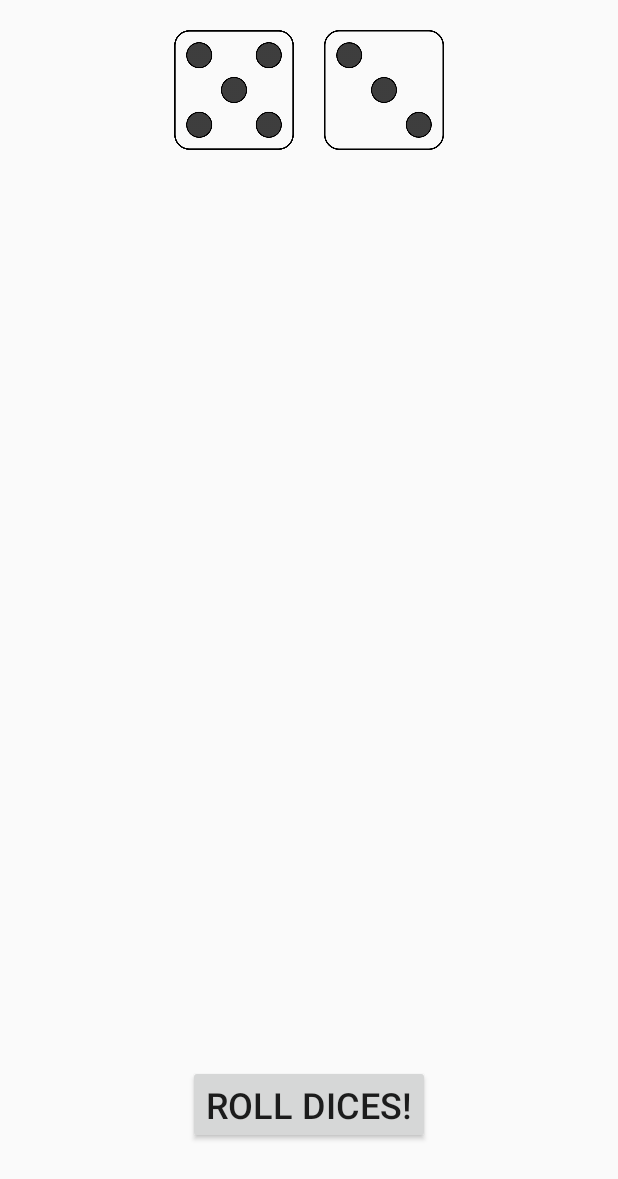
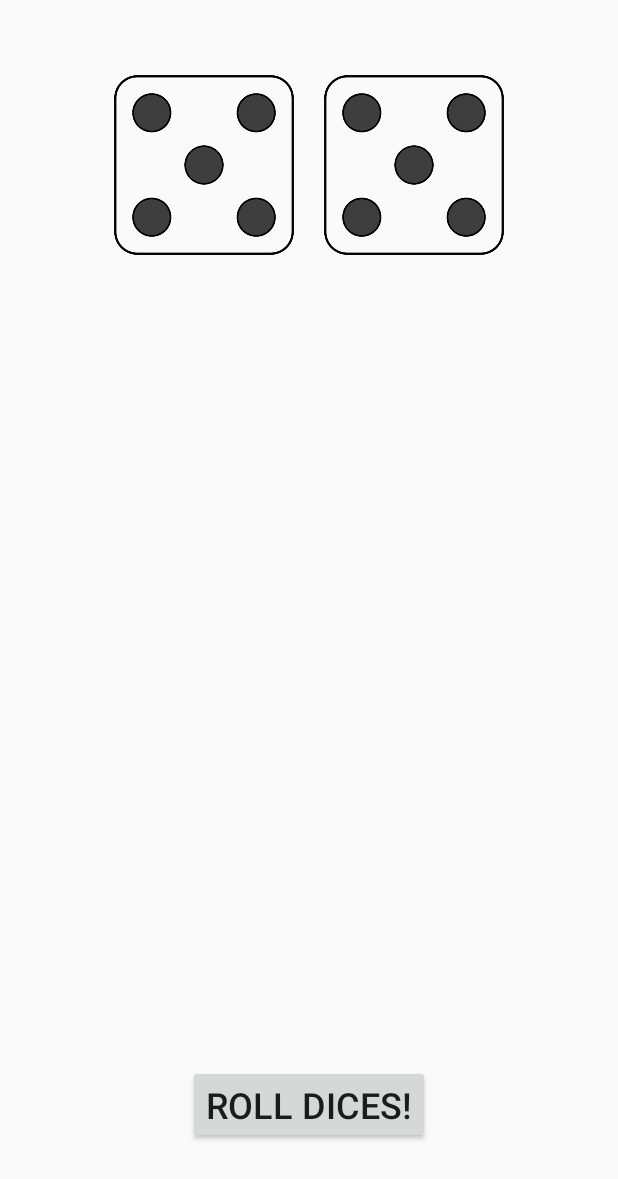
Before and after one commit to Yuki44/DiceCupApp, an Android app: the screen it shows after launch (MainActivity), after a tap on "ROLL DICES!", on a phone screen of 412 x 824 dp. Shown: the top 1179 px of the screen. Run offline under Robolectric (Android 15) with nearby library versions, the phone set to English and light mode, and no system bars.

Commit message:
2 dices logic by ole and portrait mode

```diff
--- a/app/src/main/AndroidManifest.xml
+++ b/app/src/main/AndroidManifest.xml
@@ -3,6 +3,7 @@
     package="com.easv.yuki.dicecupapp">
 
     <uses-permission android:name="android.permission.VIBRATE" />
+
     <application
         android:allowBackup="true"
         android:icon="@mipmap/ic_launcher"
@@ -13,13 +14,15 @@
         <activity
             android:name=".MainActivity"
             android:launchMode="singleTask"
-            android:noHistory="false">
+            android:noHistory="false"
+            android:screenOrientation="portrait">
             <intent-filter>
                 <action android:name="android.intent.action.MAIN" />
 
                 <category android:name="android.intent.category.LAUNCHER" />
             </intent-filter>
         </activity>
+        <activity android:name=".HistoryActivity"></activity>
     </application>
 
 </manifest>
--- /dev/null
+++ b/app/src/main/java/com/easv/yuki/dicecupapp/BERoll.java
@@ -0,0 +1,18 @@
+package com.easv.yuki.dicecupapp;
+
+import java.util.Date;
+
+/**
+ * Created by yuki on 28/02/2018.
+ */
+
+public class BERoll {
+
+    Date mTime;
+    int[] mEyes;
+
+    public BERoll(Date t, int[] e) {
+        mTime = t;
+        mEyes = e;
+    }
+}
--- a/app/src/main/java/com/easv/yuki/dicecupapp/MainActivity.java
+++ b/app/src/main/java/com/easv/yuki/dicecupapp/MainActivity.java
@@ -5,24 +5,25 @@ import android.os.Bundle;
 import android.os.Vibrator;
 import android.support.annotation.NonNull;
 import android.support.v7.app.AppCompatActivity;
-import android.util.Log;
 import android.view.View;
 import android.view.animation.Animation;
 import android.view.animation.AnimationUtils;
-import android.widget.ArrayAdapter;
 import android.widget.Button;
 import android.widget.ImageView;
 
 import java.util.ArrayList;
+import java.util.Calendar;
+import java.util.Date;
 import java.util.Random;
 
 public class MainActivity extends AppCompatActivity {
 
     private static final Random RANDOM = new Random();
     public Vibrator vibrator;
-    ArrayList<Integer> diceList = new ArrayList<Integer>();
+    ArrayList<BERoll> diceList = new ArrayList<>();
     private Button rollDiceBtn;
     private ImageView dice1, dice2;
+    private Date currentTime;
 
     private static int randomDiceValue() {
         //Number from 1-6
@@ -89,30 +90,24 @@ public class MainActivity extends AppCompatActivity {
     }
 
     public void RandomDice(Animation animation, Animation anim1, Animation anim2) {
-        int diceNumber = randomDiceValue();
+        int diceNumber1 = randomDiceValue();
+        int diceNumber2 = randomDiceValue();
+
 
         //Drawable is where images is located. defPackage is for MainActivity.
-        int newRandomDice = getResources().getIdentifier("dice" + diceNumber, "drawable", "com.easv.yuki.dicecupapp");
+        int newRandomDice1 = getResources().getIdentifier("dice" + diceNumber1, "drawable", "com.easv.yuki.dicecupapp");
+        int newRandomDice2 = getResources().getIdentifier("dice" + diceNumber2, "drawable", "com.easv.yuki.dicecupapp");
 
         //Sets a "new" dice if the dice is the same.
         if (animation == anim1) {
-            dice1.setImageResource(newRandomDice);
+            dice1.setImageResource(newRandomDice1);
         } else if (animation == anim2) {
-            dice2.setImageResource(newRandomDice);
+            dice2.setImageResource(newRandomDice2);
         }
 
-        addDiceToSpinner(diceNumber);
+        int[] a = {diceNumber1, diceNumber2};
+        diceList.add(new BERoll(Calendar.getInstance().getTime(), a));
 
     }
 
-    public void addDiceToSpinner(int diceNumber) {
-        diceList.add(diceNumber);
-        //Sort by newest to be on top.
-//        Collections.reverse(diceList);
-        Log.d("Catching", diceList + "TEST");
-
-        //Adds the new roll to the spinner.
-        ArrayAdapter<Integer> adapter = new ArrayAdapter<Integer>(this, android.R.layout.simple_spinner_item, diceList);
-        // mSpinner.setAdapter(adapter);
-    }
 }
--- a/app/src/main/res/layout/activity_main.xml
+++ b/app/src/main/res/layout/activity_main.xml
@@ -8,8 +8,8 @@
 
     <LinearLayout
         android:id="@+id/diceView"
-        android:layout_width="220dp"
-        android:layout_height="120dp"
+        android:layout_width="320dp"
+        android:layout_height="220dp"
         android:layout_centerHorizontal="true"
         android:gravity="center"
         android:orientation="horizontal"
@@ -17,15 +17,15 @@
 
         <ImageView
             android:id="@+id/dice1"
-            android:layout_width="80dp"
-            android:layout_height="80dp"
+            android:layout_width="120dp"
+            android:layout_height="120dp"
             android:layout_marginRight="20dp"
             android:src="@drawable/dice1" />
 
         <ImageView
             android:id="@+id/dice2"
-            android:layout_width="80dp"
-            android:layout_height="80dp"
+            android:layout_width="120dp"
+            android:layout_height="120dp"
             android:src="@drawable/dice2" />
 
     </LinearLayout>
```
Also changed, not shown: app/src/main/java/com/easv/yuki/dicecupapp/HistoryActivity.java (added, +13 -0 lines), app/src/main/res/layout/activity_history.xml (added, +53 -0 lines), app/src/main/res/font/nunito_semibold.ttf (added).
